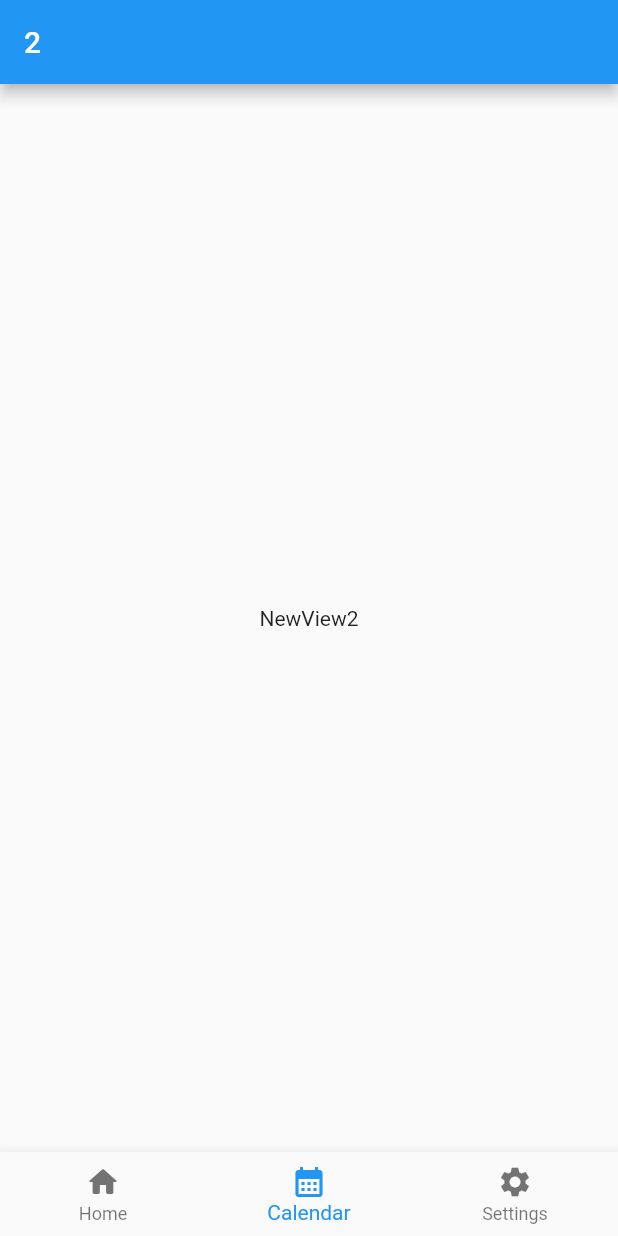
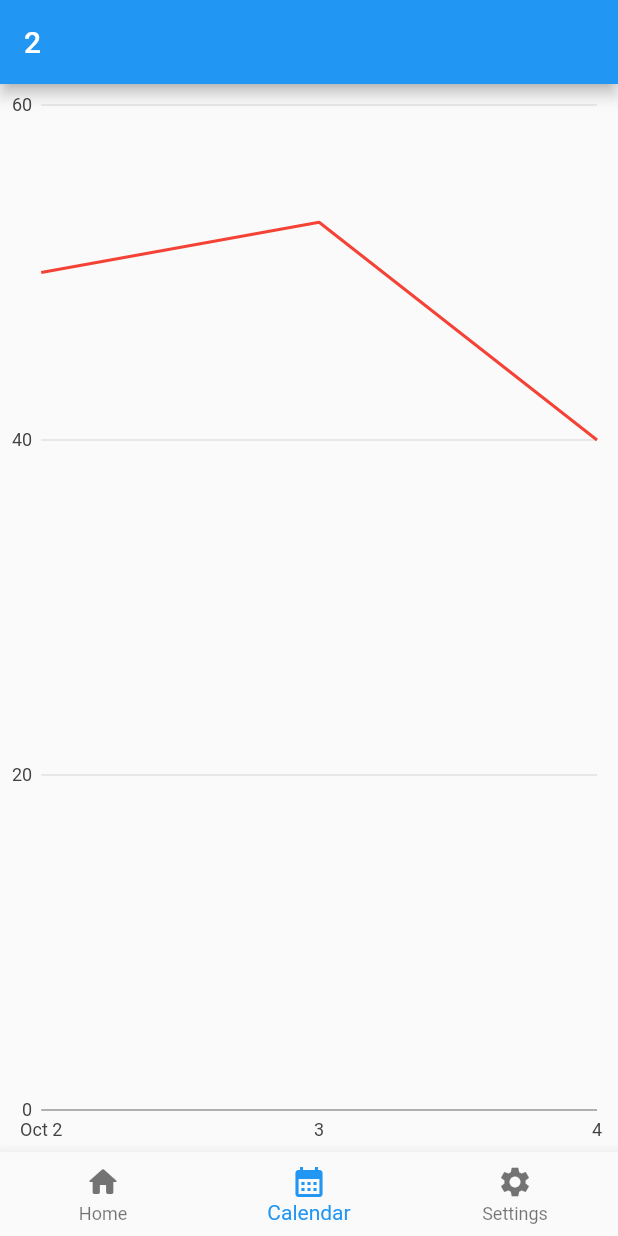
Before and after one commit to KaiShoya/HabLab, a Flutter app: the screen it shows after launch, item 2 of the bottom bar chosen, on a phone screen of 412 x 824 dp. Run offline on Flutter 3.47's test engine with Material 2 defaults, Android fonts, the phone set to English and light mode, and no system bars; our stand-ins replace charts_flutter.

Commit message:
チャートのサンプルを追加した

```diff
--- /dev/null
+++ b/lib/components/chart.dart
@@ -0,0 +1,31 @@
+import 'package:flutter/material.dart';
+import 'package:charts_flutter/flutter.dart' as charts;
+import '../models/weight_data.dart';
+
+class ChartWidget extends StatelessWidget {
+  final List<WeightData> weightList;
+
+  const ChartWidget({Key? key, required this.weightList}) : super(key: key);
+
+  @override
+  Widget build(BuildContext context) {
+    return SizedBox(
+      child: charts.TimeSeriesChart(
+        _createWeightData(weightList),
+      ),
+    );
+  }
+
+  List<charts.Series<WeightData, DateTime>> _createWeightData(
+      List<WeightData> weightList) {
+    return [
+      charts.Series<WeightData, DateTime>(
+        id: 'Muscles',
+        data: weightList,
+        colorFn: (_, __) => charts.MaterialPalette.red.shadeDefault,
+        domainFn: (WeightData weightData, _) => weightData.date,
+        measureFn: (WeightData weightData, _) => weightData.weight,
+      )
+    ];
+  }
+}
--- /dev/null
+++ b/lib/models/weight_data.dart
@@ -0,0 +1,6 @@
+class WeightData {
+  final DateTime date;
+  final double weight;
+
+  WeightData(this.date, this.weight);
+}
--- a/lib/pages/page2.dart
+++ b/lib/pages/page2.dart
@@ -1,16 +1,23 @@
 import 'package:flutter/material.dart';
+import '../components/chart.dart';
+import '../models/weight_data.dart';
 
 class Page2 extends StatelessWidget {
   const Page2({Key? key}) : super(key: key);
 
   @override
   Widget build(BuildContext context) {
+    List<WeightData> weightList = [
+      WeightData(DateTime(2020, 10, 2), 50),
+      WeightData(DateTime(2020, 10, 3), 53),
+      WeightData(DateTime(2020, 10, 4), 40)
+    ];
     return Scaffold(
       appBar: AppBar(
         title: const Text('2'),
       ),
-      body: const Center(
-        child: Text('NewView2'),
+      body: Center(
+        child: ChartWidget(weightList: weightList),
       ),
     );
   }
--- a/pubspec.yaml
+++ b/pubspec.yaml
@@ -29,7 +29,7 @@ environment:
 dependencies:
   flutter:
     sdk: flutter
-
+  charts_flutter: ^0.12.0
 
   # The following adds the Cupertino Icons font to your application.
   # Use with the CupertinoIcons class for iOS style icons.
```
Also changed, not shown: pubspec.lock.
